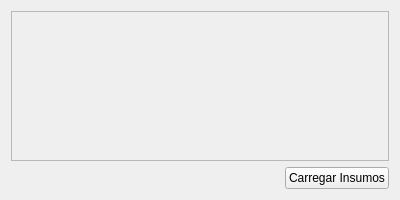
Qt form uis/activityInputs.ui (dsgoficial/SAP_Operador) before a commit.
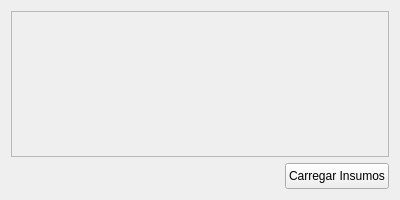
The same form after that commit.

Diff of the .ui file:
```diff
--- a/uis/activityInputs.ui
+++ b/uis/activityInputs.ui
@@ -43,7 +43,7 @@
         <x>0</x>
         <y>0</y>
         <width>380</width>
-        <height>147</height>
+        <height>148</height>
        </rect>
       </property>
       <layout class="QVBoxLayout" name="verticalLayout"/>
@@ -65,6 +65,24 @@
    </item>
    <item row="1" column="1">
     <widget class="QPushButton" name="loadInputsBtn">
+     <property name="sizePolicy">
+      <sizepolicy hsizetype="Fixed" vsizetype="Fixed">
+       <horstretch>0</horstretch>
+       <verstretch>0</verstretch>
+      </sizepolicy>
+     </property>
+     <property name="minimumSize">
+      <size>
+       <width>0</width>
+       <height>26</height>
+      </size>
+     </property>
+     <property name="maximumSize">
+      <size>
+       <width>16777215</width>
+       <height>26</height>
+      </size>
+     </property>
      <property name="text">
       <string>Carregar Insumos</string>
      </property>
```
